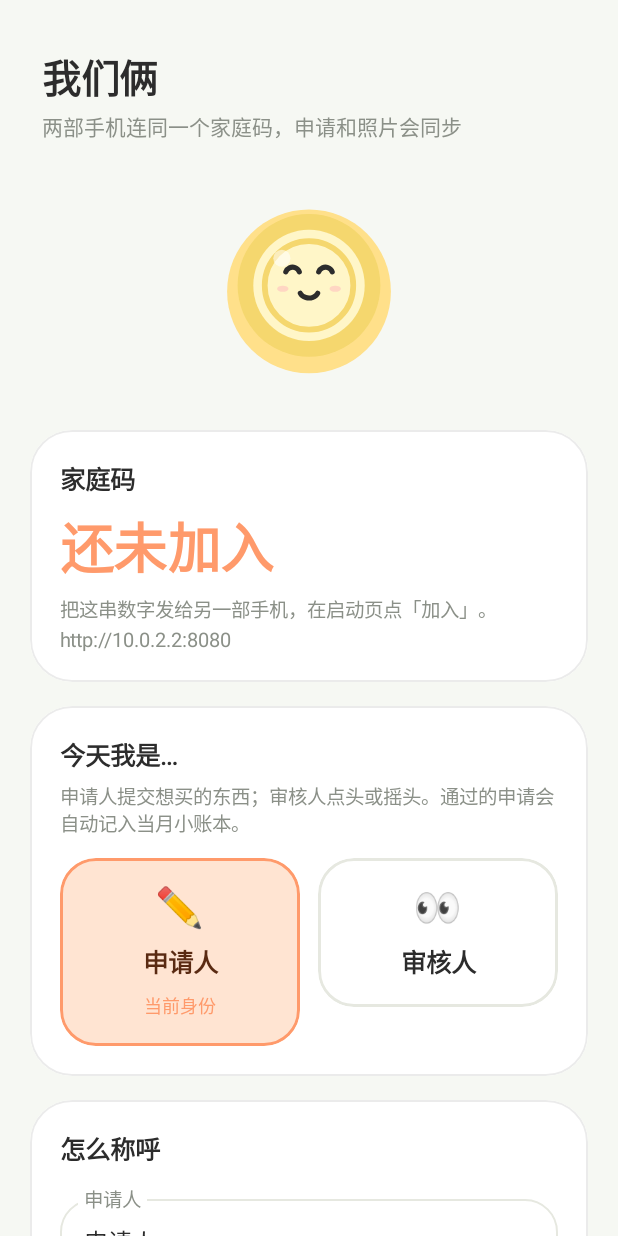
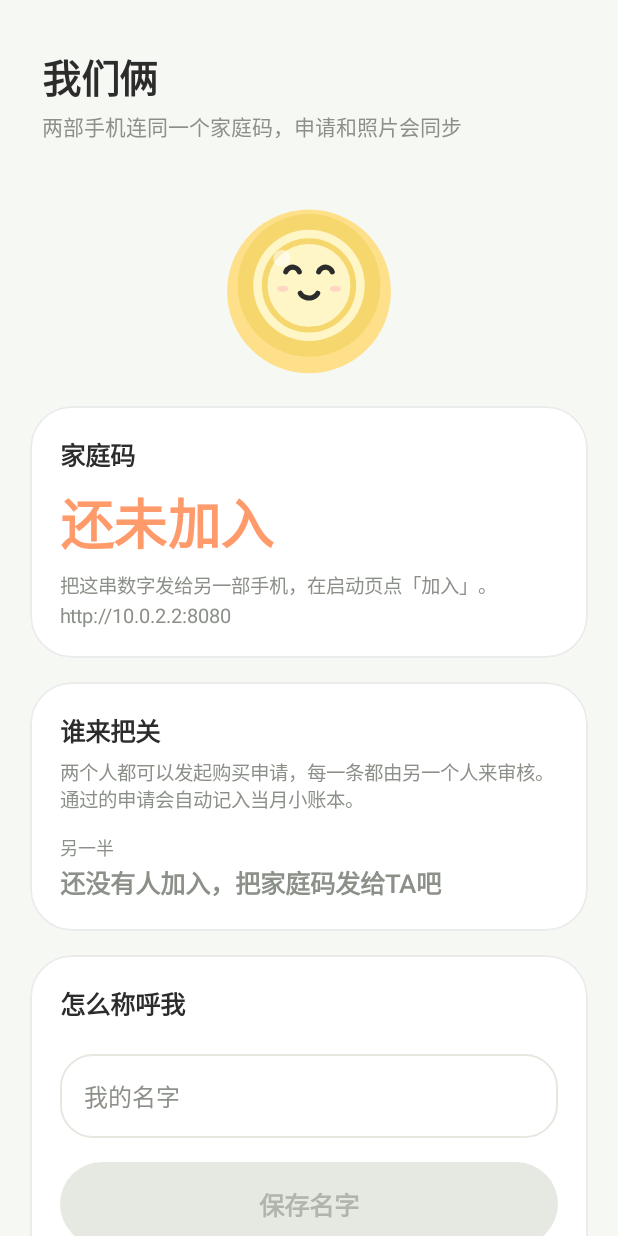
Before and after one commit to anliluZoe/GuanGuanHua, an Android app built with Jetpack Compose: the composable ProfileScreen shown on its own in the app's theme, on a phone screen of 412 x 824 dp. Run offline under Robolectric (Android 15) with nearby library versions, the phone set to English and light mode, and no system bars; pictures from the network do not load.

Commit message:
取消固定的申请人/审核人角色：谁都能发申请，每条由对方审核
Co-authored-by: anliluZoe <anliluZoe@users.noreply.github.com>

```diff
--- a/app/src/main/java/com/savemoney/app/data/Entities.kt
+++ b/app/src/main/java/com/savemoney/app/data/Entities.kt
@@ -8,6 +8,9 @@ enum class RequestStatus(val label: String) {
 
 data class PurchaseRequest(
     val id: Long = 0,
+    val requesterId: Long = 0,
+    /** 是不是当前这部手机的人提的；服务器按令牌算好返回。 */
+    val mine: Boolean = false,
     val itemName: String,
     val category: String,
     val unitPriceCents: Long,
--- a/app/src/main/java/com/savemoney/app/notify/ReviewActivityWorker.kt
+++ b/app/src/main/java/com/savemoney/app/notify/ReviewActivityWorker.kt
@@ -17,7 +17,6 @@ import androidx.work.WorkerParameters
 import com.savemoney.app.MainActivity
 import com.savemoney.app.R
 import com.savemoney.app.SaveMoneyApp
-import com.savemoney.app.UserRole
 import java.util.concurrent.TimeUnit
 
 /** 后台定时拉一次申请列表，把对方的新动作变成系统通知。 */
@@ -29,14 +28,12 @@ class ReviewActivityWorker(context: Context, params: WorkerParameters) : Corouti
         val prefs = app.getSharedPreferences("session", Context.MODE_PRIVATE)
         if (prefs.getString("token", "").isNullOrBlank()) return Result.success()
 
-        val role = runCatching { UserRole.valueOf(prefs.getString("role", UserRole.REQUESTER.name)!!) }
-            .getOrDefault(UserRole.REQUESTER)
         val since = prefs.getLong(ReviewActivity.PREF_SINCE, 0L)
         val requests = runCatching { app.repository.listRequests() }.getOrElse { return Result.retry() }
 
         val manager = NotificationManagerCompat.from(app)
         if (since > 0L && manager.areNotificationsEnabled()) {
-            ReviewActivity.newItems(requests, role, since).forEach { item ->
+            ReviewActivity.newItems(requests, since).forEach { item ->
                 val open = Intent(app, MainActivity::class.java)
                     .putExtra(MainActivity.EXTRA_REQUEST_ID, item.requestId)
                     .addFlags(Intent.FLAG_ACTIVITY_NEW_TASK or Intent.FLAG_ACTIVITY_SINGLE_TOP or Intent.FLAG_ACTIVITY_CLEAR_TOP)
--- a/app/src/main/java/com/savemoney/app/ui/Components.kt
+++ b/app/src/main/java/com/savemoney/app/ui/Components.kt
@@ -9,7 +9,6 @@ import androidx.compose.foundation.layout.Box
 import androidx.compose.foundation.layout.Column
 import androidx.compose.foundation.layout.ColumnScope
 import androidx.compose.foundation.layout.Row
-import androidx.compose.foundation.layout.RowScope
 import androidx.compose.foundation.layout.Spacer
 import androidx.compose.foundation.layout.fillMaxSize
 import androidx.compose.foundation.layout.fillMaxWidth
@@ -291,24 +290,3 @@ fun EmptyHint(kind: MascotKind, title: String, subtitle: String) {
         Text(subtitle, color = Cute.Muted, style = MaterialTheme.typography.bodyMedium)
     }
 }
-
-@Composable
-fun RowScope.RoleCard(title: String, emoji: String, selected: Boolean, onClick: () -> Unit) {
-    val bg = if (selected) Cute.PeachSoft else MaterialTheme.colorScheme.surface
-    val border = if (selected) Cute.Peach else Color(0xFFE6E8E0)
-    Column(
-        modifier = Modifier
-            .weight(1f)
-            .clip(RoundedCornerShape(24.dp))
-            .border(2.dp, border, RoundedCornerShape(24.dp))
-            .background(bg)
-            .clickable(onClick = onClick)
-            .padding(vertical = 18.dp),
-        horizontalAlignment = Alignment.CenterHorizontally,
-        verticalArrangement = Arrangement.spacedBy(8.dp),
-    ) {
-        Text(emoji, style = MaterialTheme.typography.headlineSmall)
-        Text(title, style = MaterialTheme.typography.titleMedium, color = if (selected) Color(0xFF5A2A12) else Cute.Ink)
-        if (selected) Text("当前身份", style = MaterialTheme.typography.labelMedium, color = Cute.Peach)
-    }
-}
--- a/app/src/main/java/com/savemoney/app/ui/ProfileScreen.kt
+++ b/app/src/main/java/com/savemoney/app/ui/ProfileScreen.kt
@@ -5,7 +5,6 @@ import android.provider.Settings
 import androidx.compose.foundation.background
 import androidx.compose.foundation.layout.Arrangement
 import androidx.compose.foundation.layout.Column
-import androidx.compose.foundation.layout.Row
 import androidx.compose.foundation.layout.Spacer
 import androidx.compose.foundation.layout.fillMaxSize
 import androidx.compose.foundation.layout.fillMaxWidth
@@ -14,36 +13,29 @@ import androidx.compose.foundation.layout.padding
 import androidx.compose.foundation.rememberScrollState
 import androidx.compose.foundation.verticalScroll
 import androidx.compose.material3.MaterialTheme
-import androidx.compose.material3.SnackbarHost
-import androidx.compose.material3.SnackbarHostState
 import androidx.compose.material3.Text
 import androidx.compose.runtime.Composable
 import androidx.compose.runtime.getValue
 import androidx.compose.runtime.mutableStateOf
 import androidx.compose.runtime.remember
-import androidx.compose.runtime.rememberCoroutineScope
 import androidx.compose.runtime.saveable.rememberSaveable
 import androidx.compose.runtime.setValue
 import androidx.compose.ui.Alignment
 import androidx.compose.ui.Modifier
 import androidx.compose.ui.platform.LocalContext
+import androidx.compose.ui.text.font.FontWeight
 import androidx.compose.ui.unit.dp
 import androidx.core.app.NotificationManagerCompat
 import androidx.lifecycle.compose.LifecycleResumeEffect
 import androidx.lifecycle.compose.collectAsStateWithLifecycle
 import com.savemoney.app.AppViewModel
-import com.savemoney.app.UserRole
 import com.savemoney.app.ui.theme.Cute
-import kotlinx.coroutines.launch
 
 @Composable
 fun ProfileScreen(viewModel: AppViewModel) {
     val profile by viewModel.profile.collectAsStateWithLifecycle()
     val session by viewModel.session.collectAsStateWithLifecycle()
-    var requesterName by rememberSaveable(profile.requesterName) { mutableStateOf(profile.requesterName) }
-    var approverName by rememberSaveable(profile.approverName) { mutableStateOf(profile.approverName) }
-    val snackbar = remember { SnackbarHostState() }
-    val scope = rememberCoroutineScope()
+    var name by rememberSaveable(profile.name) { mutableStateOf(profile.name) }
     val context = LocalContext.current
     var notificationsOn by remember { mutableStateOf(NotificationManagerCompat.from(context).areNotificationsEnabled()) }
     LifecycleResumeEffect(Unit) {
@@ -64,7 +56,6 @@ fun ProfileScreen(viewModel: AppViewModel) {
         Column(modifier = Modifier.fillMaxWidth(), horizontalAlignment = Alignment.CenterHorizontally) {
             Mascot(MascotKind.Coin, size = 140.dp)
         }
-        SnackbarHost(snackbar)
         SoftCard(modifier = Modifier.fillMaxWidth()) {
             Text("家庭码", style = MaterialTheme.typography.titleMedium)
             Spacer(Modifier.height(6.dp))
@@ -79,41 +70,35 @@ fun ProfileScreen(viewModel: AppViewModel) {
             Text(session.serverUrl, color = Cute.Muted, style = MaterialTheme.typography.bodySmall)
         }
         SoftCard(modifier = Modifier.fillMaxWidth()) {
-            Text("今天我是…", style = MaterialTheme.typography.titleMedium)
+            Text("谁来把关", style = MaterialTheme.typography.titleMedium)
             Spacer(Modifier.height(6.dp))
             Text(
-                "申请人提交想买的东西；审核人点头或摇头。通过的申请会自动记入当月小账本。",
+                "两个人都可以发起购买申请，每一条都由另一个人来审核。通过的申请会自动记入当月小账本。",
                 style = MaterialTheme.typography.bodySmall,
             )
             Spacer(Modifier.height(14.dp))
-            Row(horizontalArrangement = Arrangement.spacedBy(12.dp)) {
-                RoleCard("申请人", "✏️", profile.role == UserRole.REQUESTER) {
-                    viewModel.updateProfile(UserRole.REQUESTER, requesterName, approverName)
-                }
-                RoleCard("审核人", "👀", profile.role == UserRole.APPROVER) {
-                    viewModel.updateProfile(UserRole.APPROVER, requesterName, approverName)
-                }
-            }
+            Text("另一半", color = Cute.Muted, style = MaterialTheme.typography.labelMedium)
+            Spacer(Modifier.height(2.dp))
+            Text(
+                profile.partnerName ?: "还没有人加入，把家庭码发给TA吧",
+                style = MaterialTheme.typography.titleMedium,
+                fontWeight = FontWeight.SemiBold,
+                color = if (profile.partnerName == null) Cute.Muted else Cute.Ink,
+            )
         }
         SoftCard(modifier = Modifier.fillMaxWidth()) {
-            Text("怎么称呼", style = MaterialTheme.typography.titleMedium)
+            Text("怎么称呼我", style = MaterialTheme.typography.titleMedium)
             Spacer(Modifier.height(12.dp))
-            SoftField(value = requesterName, onValueChange = { requesterName = it }, label = "申请人")
-            Spacer(Modifier.height(10.dp))
-            SoftField(value = approverName, onValueChange = { approverName = it }, label = "审核人")
+            SoftField(value = name, onValueChange = { name = it }, label = "我的名字")
             Spacer(Modifier.height(16.dp))
-            CharcoalPillButton("保存名称", onClick = {
-                viewModel.updateProfile(profile.role, requesterName, approverName)
-                scope.launch { snackbar.showSnackbar("记下啦") }
+            CharcoalPillButton("保存名字", enabled = name.trim().isNotBlank() && name.trim() != profile.name, onClick = {
+                viewModel.updateName(name)
             })
         }
         SoftCard(modifier = Modifier.fillMaxWidth()) {
             Text("审核动态提醒", style = MaterialTheme.typography.titleMedium)
             Spacer(Modifier.height(6.dp))
-            Text(
-                if (profile.role == UserRole.REQUESTER) "对方审核之后会通知你结果。" else "对方提交新申请时会通知你去看看。",
-                style = MaterialTheme.typography.bodySmall,
-            )
+            Text("对方发起新申请、或审核了你的申请，都会通知你。", style = MaterialTheme.typography.bodySmall)
             Spacer(Modifier.height(4.dp))
             Text(
                 "App 打开时每 30 秒自动刷新；放在后台约每 15 分钟检查一次。",
```
Also changed, not shown: app/src/main/java/com/savemoney/app/AppViewModel.kt (+30 -44 lines), app/src/main/java/com/savemoney/app/data/HouseholdRepository.kt (+12 -11 lines), app/src/main/java/com/savemoney/app/notify/ReviewActivity.kt (+16 -19 lines), app/src/main/java/com/savemoney/app/ui/RequestDetailScreen.kt (+4 -5 lines), app/src/main/java/com/savemoney/app/ui/RequestListScreen.kt (+18 -14 lines), app/src/main/java/com/savemoney/app/ui/SetupScreen.kt (+8 -10 lines), 2 other files.
